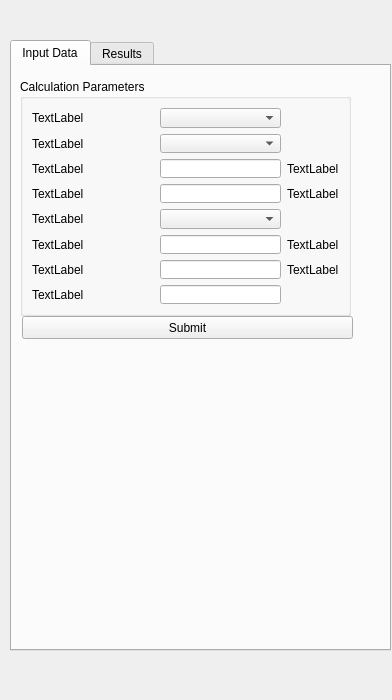
First picture: the form in DockWidgets/DockWidgetShortcutColumn.ui, repository FOSSEE/Chemical-Simulator-GUI, before the edit.
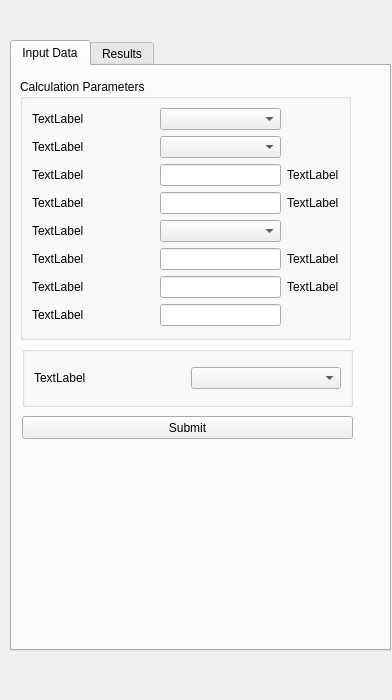
Second picture: the form after the edit.

Commit message: Add Thermo Package for ShortcutColumn

Patch:
```diff
--- a/DockWidgets/DockWidgetShortcutColumn.ui
+++ b/DockWidgets/DockWidgetShortcutColumn.ui
@@ -50,7 +50,7 @@
        <x>8</x>
        <y>13</y>
        <width>331</width>
-       <height>237</height>
+       <height>261</height>
       </rect>
      </property>
      <property name="sizePolicy">
@@ -267,7 +267,7 @@
      <property name="geometry">
       <rect>
        <x>10</x>
-       <y>250</y>
+       <y>350</y>
        <width>331</width>
        <height>23</height>
       </rect>
@@ -282,6 +282,41 @@
       <string>Submit</string>
      </property>
     </widget>
+    <widget class="QGroupBox" name="groupBox_2">
+     <property name="geometry">
+      <rect>
+       <x>10</x>
+       <y>280</y>
+       <width>331</width>
+       <height>61</height>
+      </rect>
+     </property>
+     <property name="sizePolicy">
+      <sizepolicy hsizetype="Preferred" vsizetype="Fixed">
+       <horstretch>0</horstretch>
+       <verstretch>0</verstretch>
+      </sizepolicy>
+     </property>
+     <property name="title">
+      <string/>
+     </property>
+     <layout class="QHBoxLayout" name="horizontalLayout_3">
+      <item>
+       <layout class="QGridLayout" name="gridLayout_2">
+        <item row="2" column="0">
+         <widget class="QLabel" name="l9">
+          <property name="text">
+           <string>TextLabel</string>
+          </property>
+         </widget>
+        </item>
+        <item row="2" column="1">
+         <widget class="QComboBox" name="cb6"/>
+        </item>
+       </layout>
+      </item>
+     </layout>
+    </widget>
    </widget>
    <widget class="QWidget" name="tab_2">
     <attribute name="title">
```
Left out of the diff: 240 changed lines with no effect on the pictures. The commit also changes 8 other files.
